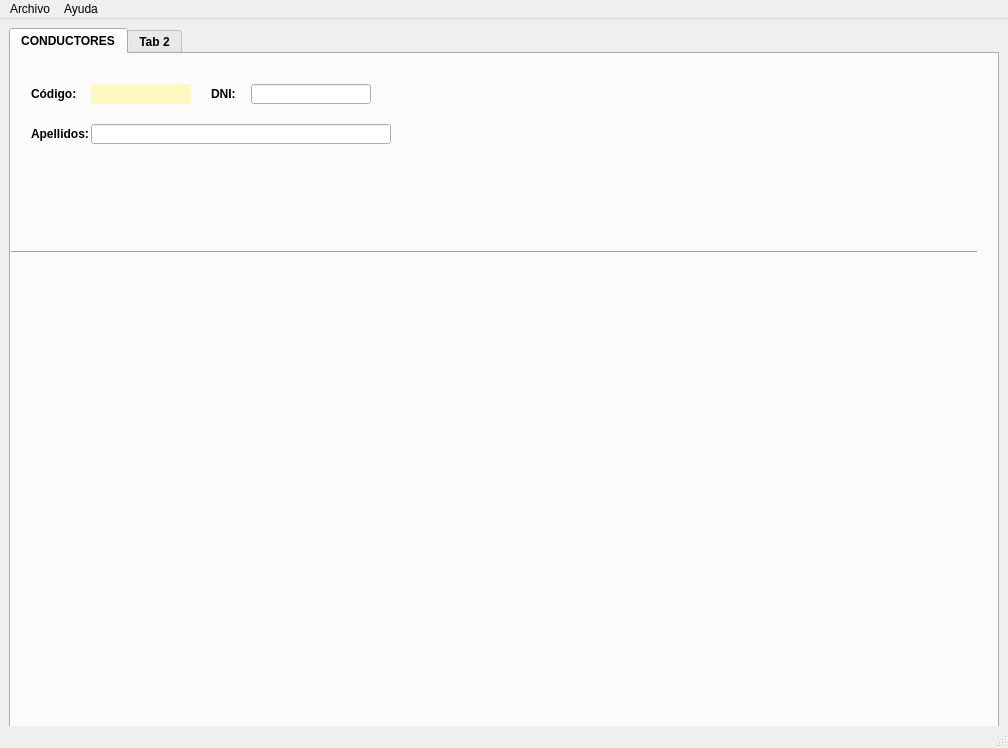
Qt form MainWindow.ui (XoanCarlos/perezgonzalez2324) before a commit.
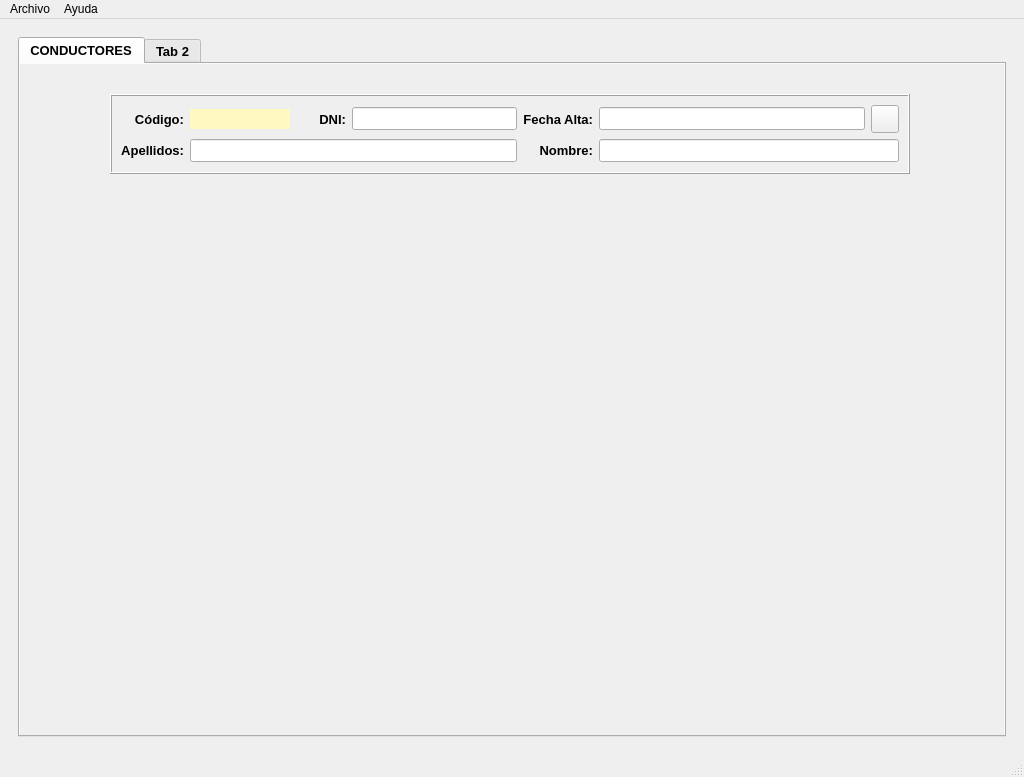
The same form after that commit. Icons and pictures are not drawn.

What changed in the file:
```diff
--- a/MainWindow.ui
+++ b/MainWindow.ui
@@ -6,8 +6,8 @@
    <rect>
     <x>0</x>
     <y>0</y>
-    <width>1008</width>
-    <height>748</height>
+    <width>1024</width>
+    <height>777</height>
    </rect>
   </property>
   <property name="sizePolicy">
@@ -24,8 +24,8 @@
   </property>
   <property name="maximumSize">
    <size>
-    <width>1920</width>
-    <height>1080</height>
+    <width>1024</width>
+    <height>777</height>
    </size>
   </property>
   <property name="windowTitle">
@@ -43,7 +43,10 @@
    </size>
   </property>
   <widget class="QWidget" name="centralwidget">
-   <layout class="QGridLayout" name="gridLayout_3">
+   <layout class="QHBoxLayout" name="horizontalLayout">
+    <item>
+     <widget class="QFrame" name="gridFrame">
+      <layout class="QGridLayout" name="gridLayout">
     <item row="0" column="0">
      <widget class="QTabWidget" name="tabPrincipal">
       <property name="minimumSize">
@@ -54,6 +57,7 @@
       </property>
       <property name="font">
        <font>
+           <pointsize>10</pointsize>
         <weight>75</weight>
         <bold>true</bold>
        </font>
@@ -63,42 +67,61 @@
       </property>
       <widget class="QWidget" name="tabDrivers">
        <property name="sizePolicy">
-        <sizepolicy hsizetype="Preferred" vsizetype="Preferred">
+           <sizepolicy hsizetype="Expanding" vsizetype="Expanding">
          <horstretch>0</horstretch>
          <verstretch>0</verstretch>
         </sizepolicy>
        </property>
+          <property name="autoFillBackground">
+           <bool>true</bool>
+          </property>
        <attribute name="title">
         <string>CONDUCTORES</string>
        </attribute>
-       <widget class="Line" name="line">
+          <widget class="QFrame" name="frngestdrive">
         <property name="geometry">
          <rect>
-          <x>0</x>
-          <y>190</y>
-          <width>966</width>
-          <height>16</height>
+             <x>90</x>
+             <y>30</y>
+             <width>800</width>
+             <height>80</height>
          </rect>
         </property>
         <property name="sizePolicy">
-         <sizepolicy hsizetype="Expanding" vsizetype="Fixed">
+            <sizepolicy hsizetype="Maximum" vsizetype="Maximum">
           <horstretch>0</horstretch>
           <verstretch>0</verstretch>
          </sizepolicy>
         </property>
-        <property name="orientation">
-         <enum>Qt::Horizontal</enum>
-        </property>
-       </widget>
+           <property name="minimumSize">
+            <size>
+             <width>800</width>
+             <height>80</height>
+            </size>
+           </property>
+           <property name="layoutDirection">
+            <enum>Qt::LeftToRight</enum>
+           </property>
+           <property name="frameShape">
+            <enum>QFrame::Box</enum>
+           </property>
+           <property name="frameShadow">
+            <enum>QFrame::Raised</enum>
+           </property>
+           <layout class="QHBoxLayout" name="horizontalLayout_2" stretch="0">
+            <property name="sizeConstraint">
+             <enum>QLayout::SetDefaultConstraint</enum>
+            </property>
+            <property name="leftMargin">
+             <number>9</number>
+            </property>
+            <item>
+             <layout class="QGridLayout" name="gridLayout_2">
+              <property name="sizeConstraint">
+               <enum>QLayout::SetDefaultConstraint</enum>
+              </property>
+              <item row="0" column="0">
        <widget class="QLabel" name="lblCod">
-        <property name="geometry">
-         <rect>
-          <x>20</x>
-          <y>30</y>
-          <width>50</width>
-          <height>20</height>
-         </rect>
-        </property>
         <property name="minimumSize">
          <size>
           <width>50</width>
@@ -108,19 +131,22 @@
         <property name="text">
          <string>Código:</string>
         </property>
-       </widget>
+                <property name="alignment">
+                 <set>Qt::AlignRight|Qt::AlignTrailing|Qt::AlignVCenter</set>
+                </property>
+               </widget>
+              </item>
+              <item row="0" column="1">
        <widget class="QLabel" name="lblcodbd">
-        <property name="geometry">
-         <rect>
-          <x>80</x>
-          <y>30</y>
+                <property name="minimumSize">
+                 <size>
           <width>100</width>
           <height>20</height>
-         </rect>
-        </property>
-        <property name="minimumSize">
+                 </size>
+                </property>
+                <property name="maximumSize">
          <size>
-          <width>100</width>
+                  <width>16777215</width>
           <height>20</height>
          </size>
         </property>
@@ -131,15 +157,9 @@
          <string/>
         </property>
        </widget>
+              </item>
+              <item row="0" column="2">
        <widget class="QLabel" name="lblDni">
-        <property name="geometry">
-         <rect>
-          <x>200</x>
-          <y>30</y>
-          <width>50</width>
-          <height>20</height>
-         </rect>
-        </property>
         <property name="minimumSize">
          <size>
           <width>50</width>
@@ -149,32 +169,78 @@
         <property name="text">
          <string>DNI:</string>
         </property>
-       </widget>
+                <property name="alignment">
+                 <set>Qt::AlignRight|Qt::AlignTrailing|Qt::AlignVCenter</set>
+                </property>
+               </widget>
+              </item>
+              <item row="0" column="3">
        <widget class="QLineEdit" name="txtDni">
-        <property name="geometry">
-         <rect>
-          <x>240</x>
-          <y>30</y>
+                <property name="minimumSize">
+                 <size>
           <width>120</width>
           <height>20</height>
-         </rect>
-        </property>
+                 </size>
+                </property>
+               </widget>
+              </item>
+              <item row="0" column="4">
+               <widget class="QLabel" name="lblDatadriver">
         <property name="minimumSize">
          <size>
+                  <width>70</width>
+                  <height>20</height>
+                 </size>
+                </property>
+                <property name="text">
+                 <string>Fecha Alta:</string>
+                </property>
+                <property name="alignment">
+                 <set>Qt::AlignRight|Qt::AlignTrailing|Qt::AlignVCenter</set>
+                </property>
+               </widget>
+              </item>
+              <item row="0" column="5">
+               <widget class="QLineEdit" name="txtDatadriver">
+                <property name="minimumSize">
+                 <size>
           <width>120</width>
           <height>20</height>
          </size>
         </property>
        </widget>
+              </item>
+              <item row="0" column="6">
+               <widget class="QPushButton" name="btnCalendar">
+                <property name="minimumSize">
+                 <size>
+                  <width>28</width>
+                  <height>28</height>
+                 </size>
+                </property>
+                <property name="maximumSize">
+                 <size>
+                  <width>28</width>
+                  <height>28</height>
+                 </size>
+                </property>
+                <property name="text">
+                 <string/>
+                </property>
+                <property name="icon">
+                 <iconset>
+                  <normaloff>img/calendar.png</normaloff>img/calendar.png</iconset>
+                </property>
+                <property name="iconSize">
+                 <size>
+                  <width>28</width>
+                  <height>28</height>
+                 </size>
+                </property>
+               </widget>
+              </item>
+              <item row="1" column="0">
        <widget class="QLabel" name="lblApel">
-        <property name="geometry">
-         <rect>
-          <x>20</x>
-          <y>70</y>
-          <width>60</width>
-          <height>20</height>
-         </rect>
-        </property>
         <property name="minimumSize">
          <size>
           <width>60</width>
@@ -184,13 +250,57 @@
         <property name="text">
          <string>Apellidos:</string>
         </property>
-       </widget>
+                <property name="alignment">
+                 <set>Qt::AlignRight|Qt::AlignTrailing|Qt::AlignVCenter</set>
+                </property>
+               </widget>
+              </item>
+              <item row="1" column="1" colspan="3">
        <widget class="QLineEdit" name="txtApel">
+                <property name="minimumSize">
+                 <size>
+                  <width>300</width>
+                  <height>20</height>
+                 </size>
+                </property>
+               </widget>
+              </item>
+              <item row="1" column="4">
+               <widget class="QLabel" name="lblNome">
+                <property name="minimumSize">
+                 <size>
+                  <width>60</width>
+                  <height>20</height>
+                 </size>
+                </property>
+                <property name="text">
+                 <string>Nombre:</string>
+                </property>
+                <property name="alignment">
+                 <set>Qt::AlignRight|Qt::AlignTrailing|Qt::AlignVCenter</set>
+                </property>
+               </widget>
+              </item>
+              <item row="1" column="5" colspan="2">
+               <widget class="QLineEdit" name="txtNome">
+                <property name="minimumSize">
+                 <size>
+                  <width>300</width>
+                  <height>20</height>
+                 </size>
+                </property>
+               </widget>
+              </item>
+             </layout>
+            </item>
+           </layout>
+          </widget>
+          <widget class="QSplitter" name="splitter">
         <property name="geometry">
          <rect>
-          <x>80</x>
-          <y>70</y>
-          <width>300</width>
+             <x>0</x>
+             <y>80</y>
+             <width>80</width>
           <height>20</height>
          </rect>
         </property>
@@ -222,9 +332,7 @@
       </widget>
      </widget>
     </item>
-    <item row="1" column="0">
-     <widget class="QFrame" name="gridFrame">
-      <layout class="QGridLayout" name="gridLayout"/>
+      </layout>
      </widget>
     </item>
    </layout>
@@ -234,7 +342,7 @@
     <rect>
      <x>0</x>
      <y>0</y>
-     <width>1008</width>
+     <width>1024</width>
      <height>21</height>
     </rect>
    </property>
```
Left out of the diff: 7 changed lines with no effect on the pictures. Lines whose indentation alone changed are shown as unchanged.
